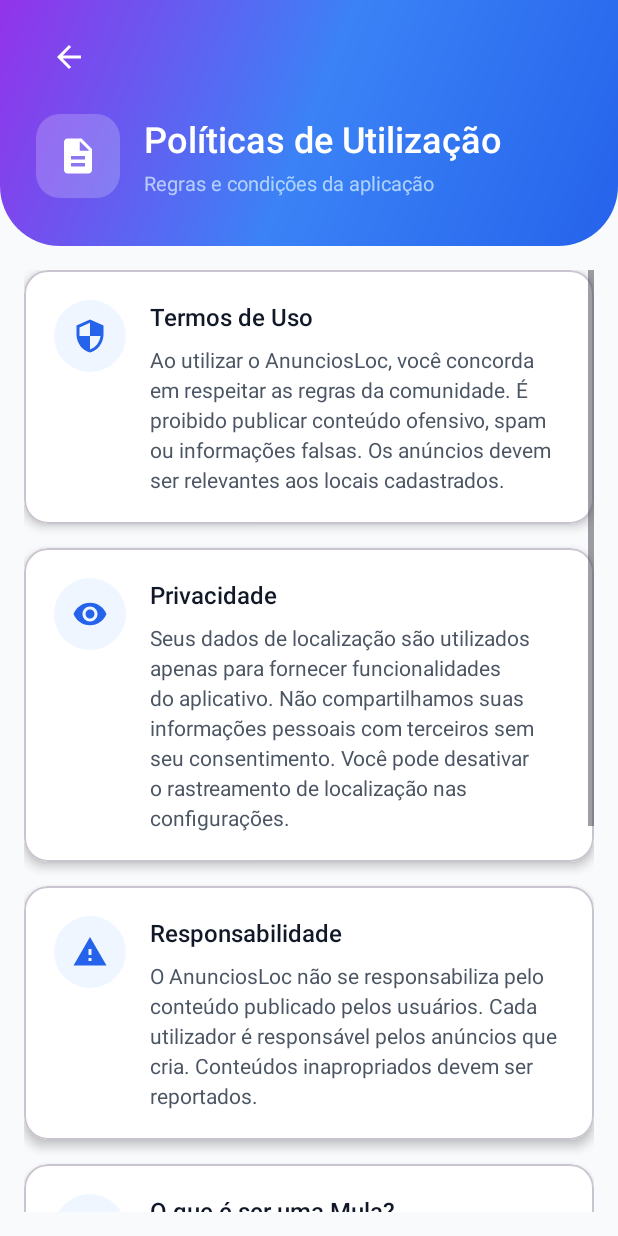
After one commit to angeamaro/AnunciosLoc, an Android app: the PoliciesActivity screen opened directly, with no data from a screen before it, on a phone screen of 412 x 824 dp. The commit adds this screen. Run offline under Robolectric (Android 15) with nearby library versions, the phone set to English and light mode, and no system bars.

Commit message:
tela de políticas atualizada

```diff
--- a/app/src/main/AndroidManifest.xml
+++ b/app/src/main/AndroidManifest.xml
@@ -93,6 +93,12 @@
             android:exported="false"
             android:parentActivityName=".activities.InterestsActivity" />
 
+        <!-- Policies Activity -->
+        <activity
+            android:name=".ui.view.activities.PoliciesActivity"
+            android:exported="false"
+            android:parentActivityName=".ui.view.MenuOptionsActivity" />
+
     </application>
 
 </manifest>
--- a/app/src/main/java/ao/co/isptec/aplm/anunciosloc/ui/view/MenuOptionsActivity.java
+++ b/app/src/main/java/ao/co/isptec/aplm/anunciosloc/ui/view/MenuOptionsActivity.java
@@ -12,6 +12,7 @@ import com.google.android.material.card.MaterialCardView;
 import ao.co.isptec.aplm.anunciosloc.MainActivity;
 import ao.co.isptec.aplm.anunciosloc.R;
 import ao.co.isptec.aplm.anunciosloc.activities.InterestsActivity;
+import ao.co.isptec.aplm.anunciosloc.ui.view.activities.PoliciesActivity;
 import ao.co.isptec.aplm.anunciosloc.utils.PreferencesHelper;
 
 /**
@@ -69,7 +70,8 @@ public class MenuOptionsActivity extends AppCompatActivity {
         });
 
         cardPoliticas.setOnClickListener(v -> {
-            Toast.makeText(this, "Políticas - Em desenvolvimento", Toast.LENGTH_SHORT).show();
+            Intent intent = new Intent(this, PoliciesActivity.class);
+            startActivity(intent);
         });
 
         cardSair.setOnClickListener(v -> {
--- /dev/null
+++ b/app/src/main/java/ao/co/isptec/aplm/anunciosloc/ui/view/activities/PoliciesActivity.java
@@ -0,0 +1,47 @@
+package ao.co.isptec.aplm.anunciosloc.ui.view.activities;
+
+import android.os.Bundle;
+import android.widget.ImageButton;
+
+import androidx.appcompat.app.AppCompatActivity;
+
+import ao.co.isptec.aplm.anunciosloc.R;
+
+/**
+ * Activity para exibir as políticas de utilização do aplicativo
+ * Inclui: Termos de Uso, Privacidade, Responsabilidade e explicação sobre Mulas
+ */
+public class PoliciesActivity extends AppCompatActivity {
+
+    private ImageButton btnBack;
+
+    @Override
+    protected void onCreate(Bundle savedInstanceState) {
+        super.onCreate(savedInstanceState);
+        setContentView(R.layout.activity_policies);
+
+        initViews();
+        setupListeners();
+    }
+
+    /**
+     * Inicializa as views
+     */
+    private void initViews() {
+        btnBack = findViewById(R.id.btnBack);
+    }
+
+    /**
+     * Configura os listeners
+     */
+    private void setupListeners() {
+        // Botão voltar
+        btnBack.setOnClickListener(v -> finish());
+    }
+
+    @Override
+    public void onBackPressed() {
+        super.onBackPressed();
+        finish();
+    }
+}
--- /dev/null
+++ b/app/src/main/res/drawable/bg_circle_blue_light.xml
@@ -0,0 +1,5 @@
+<?xml version="1.0" encoding="utf-8"?>
+<shape xmlns:android="http://schemas.android.com/apk/res/android"
+    android:shape="oval">
+    <solid android:color="@color/blue_50" />
+</shape>
--- /dev/null
+++ b/app/src/main/res/drawable/bg_white_20_rounded.xml
@@ -0,0 +1,6 @@
+<?xml version="1.0" encoding="utf-8"?>
+<shape xmlns:android="http://schemas.android.com/apk/res/android"
+    android:shape="rectangle">
+    <solid android:color="#33FFFFFF" />
+    <corners android:radius="16dp" />
+</shape>
--- /dev/null
+++ b/app/src/main/res/drawable/ic_description.xml
@@ -0,0 +1,10 @@
+<?xml version="1.0" encoding="utf-8"?>
+<vector xmlns:android="http://schemas.android.com/apk/res/android"
+    android:width="24dp"
+    android:height="24dp"
+    android:viewportWidth="24"
+    android:viewportHeight="24">
+    <path
+        android:fillColor="#000000"
+        android:pathData="M14,2L6,2c-1.1,0 -1.99,0.9 -1.99,2L4,20c0,1.1 0.89,2 1.99,2L18,22c1.1,0 2,-0.9 2,-2L20,8l-6,-6zM16,18L8,18v-2h8v2zM16,14L8,14v-2h8v2zM13,9L13,3.5L18.5,9L13,9z"/>
+</vector>
--- /dev/null
+++ b/app/src/main/res/drawable/ic_shield.xml
@@ -0,0 +1,10 @@
+<?xml version="1.0" encoding="utf-8"?>
+<vector xmlns:android="http://schemas.android.com/apk/res/android"
+    android:width="24dp"
+    android:height="24dp"
+    android:viewportWidth="24"
+    android:viewportHeight="24">
+    <path
+        android:fillColor="#000000"
+        android:pathData="M12,1L3,5v6c0,5.55 3.84,10.74 9,12 5.16,-1.26 9,-6.45 9,-12L21,5l-9,-4zM12,11.99h7c-0.53,4.12 -3.28,7.79 -7,8.94L12,12L5,12L5,6.3l7,-3.11v8.8z"/>
+</vector>
--- /dev/null
+++ b/app/src/main/res/drawable/ic_warning.xml
@@ -0,0 +1,10 @@
+<?xml version="1.0" encoding="utf-8"?>
+<vector xmlns:android="http://schemas.android.com/apk/res/android"
+    android:width="24dp"
+    android:height="24dp"
+    android:viewportWidth="24"
+    android:viewportHeight="24">
+    <path
+        android:fillColor="#000000"
+        android:pathData="M1,21h22L12,2 1,21zM13,18h-2v-2h2v2zM13,14h-2v-4h2v4z"/>
+</vector>
--- /dev/null
+++ b/app/src/main/res/layout/activity_policies.xml
@@ -0,0 +1,366 @@
+<?xml version="1.0" encoding="utf-8"?>
+<LinearLayout xmlns:android="http://schemas.android.com/apk/res/android"
+    xmlns:app="http://schemas.android.com/apk/res-auto"
+    android:layout_width="match_parent"
+    android:layout_height="match_parent"
+    android:orientation="vertical"
+    android:background="@color/gray_bg">
+
+    <!-- Header -->
+    <RelativeLayout
+        android:layout_width="match_parent"
+        android:layout_height="wrap_content"
+        android:background="@drawable/bg_gradient_blue_purple"
+        android:paddingStart="24dp"
+        android:paddingEnd="24dp"
+        android:paddingTop="16dp"
+        android:paddingBottom="32dp">
+
+        <!-- Botão Voltar -->
+        <ImageButton
+            android:id="@+id/btnBack"
+            android:layout_width="44dp"
+            android:layout_height="44dp"
+            android:background="?attr/selectableItemBackgroundBorderless"
+            android:src="@drawable/ic_arrow_back"
+            android:contentDescription="Voltar"
+            android:padding="10dp"
+            app:tint="@color/white"
+            android:layout_alignParentStart="true"
+            android:layout_alignParentTop="true" />
+
+        <!-- Conteúdo do Header -->
+        <LinearLayout
+            android:layout_width="match_parent"
+            android:layout_height="wrap_content"
+            android:layout_below="@id/btnBack"
+            android:layout_marginTop="16dp"
+            android:orientation="horizontal"
+            android:gravity="center_vertical">
+
+            <!-- Ícone -->
+            <FrameLayout
+                android:layout_width="56dp"
+                android:layout_height="56dp"
+                android:background="@drawable/bg_white_20_rounded">
+
+                <ImageView
+                    android:layout_width="28dp"
+                    android:layout_height="28dp"
+                    android:layout_gravity="center"
+                    android:src="@drawable/ic_description"
+                    app:tint="@color/white" />
+            </FrameLayout>
+
+            <!-- Textos -->
+            <LinearLayout
+                android:layout_width="0dp"
+                android:layout_height="wrap_content"
+                android:layout_weight="1"
+                android:layout_marginStart="16dp"
+                android:orientation="vertical">
+
+                <!-- Título -->
+                <TextView
+                    android:layout_width="wrap_content"
+                    android:layout_height="wrap_content"
+                    android:text="Políticas de Utilização"
+                    android:textColor="@color/white"
+                    android:textSize="24sp"
+                    android:fontFamily="sans-serif-medium" />
+
+                <!-- Subtítulo -->
+                <TextView
+                    android:layout_width="wrap_content"
+                    android:layout_height="wrap_content"
+                    android:layout_marginTop="4dp"
+                    android:text="Regras e condições da aplicação"
+                    android:textColor="#B3E0F7FF"
+                    android:textSize="13sp" />
+            </LinearLayout>
+        </LinearLayout>
+    </RelativeLayout>
+
+    <!-- Conteúdo ScrollView -->
+    <ScrollView
+        android:layout_width="match_parent"
+        android:layout_height="0dp"
+        android:layout_weight="1"
+        android:fillViewport="true"
+        android:padding="16dp">
+
+        <LinearLayout
+            android:layout_width="match_parent"
+            android:layout_height="wrap_content"
+            android:orientation="vertical">
+
+            <!-- Seção: Termos de Uso -->
+            <com.google.android.material.card.MaterialCardView
+                android:layout_width="match_parent"
+                android:layout_height="wrap_content"
+                android:layout_marginBottom="16dp"
+                app:cardCornerRadius="16dp"
+                app:cardElevation="4dp"
+                android:backgroundTint="@color/white">
+
+                <LinearLayout
+                    android:layout_width="match_parent"
+                    android:layout_height="wrap_content"
+                    android:orientation="horizontal"
+                    android:padding="20dp">
+
+                    <!-- Ícone -->
+                    <FrameLayout
+                        android:layout_width="48dp"
+                        android:layout_height="48dp"
+                        android:background="@drawable/bg_circle_blue_light">
+
+                        <ImageView
+                            android:layout_width="24dp"
+                            android:layout_height="24dp"
+                            android:layout_gravity="center"
+                            android:src="@drawable/ic_shield"
+                            app:tint="@color/blue_600" />
+                    </FrameLayout>
+
+                    <!-- Conteúdo -->
+                    <LinearLayout
+                        android:layout_width="0dp"
+                        android:layout_height="wrap_content"
+                        android:layout_weight="1"
+                        android:layout_marginStart="16dp"
+                        android:orientation="vertical">
+
+                        <TextView
+                            android:layout_width="wrap_content"
+                            android:layout_height="wrap_content"
+                            android:text="Termos de Uso"
+                            android:textColor="@color/gray_900"
+                            android:textSize="16sp"
+                            android:fontFamily="sans-serif-medium" />
+
+                        <TextView
+                            android:layout_width="wrap_content"
+                            android:layout_height="wrap_content"
+                            android:layout_marginTop="8dp"
+                            android:text="Ao utilizar o AnunciosLoc, você concorda em respeitar as regras da comunidade. É proibido publicar conteúdo ofensivo, spam ou informações falsas. Os anúncios devem ser relevantes aos locais cadastrados."
+                            android:textColor="@color/gray_600"
+                            android:textSize="14sp"
+                            android:lineSpacingExtra="4dp" />
+                    </LinearLayout>
+                </LinearLayout>
+            </com.google.android.material.card.MaterialCardView>
+
+            <!-- Seção: Privacidade -->
+            <com.google.android.material.card.MaterialCardView
+                android:layout_width="match_parent"
+                android:layout_height="wrap_content"
+                android:layout_marginBottom="16dp"
+                app:cardCornerRadius="16dp"
+                app:cardElevation="4dp"
+                android:backgroundTint="@color/white">
+
+                <LinearLayout
+                    android:layout_width="match_parent"
+                    android:layout_height="wrap_content"
+                    android:orientation="horizontal"
+                    android:padding="20dp">
+
+                    <FrameLayout
+                        android:layout_width="48dp"
+                        android:layout_height="48dp"
+                        android:background="@drawable/bg_circle_blue_light">
+
+                        <ImageView
+                            android:layout_width="24dp"
+                            android:layout_height="24dp"
+                            android:layout_gravity="center"
+                            android:src="@drawable/ic_visibility"
+                            app:tint="@color/blue_600" />
+                    </FrameLayout>
+
+                    <LinearLayout
+                        android:layout_width="0dp"
+                        android:layout_height="wrap_content"
+                        android:layout_weight="1"
+                        android:layout_marginStart="16dp"
+                        android:orientation="vertical">
+
+                        <TextView
+                            android:layout_width="wrap_content"
+                            android:layout_height="wrap_content"
+                            android:text="Privacidade"
+                            android:textColor="@color/gray_900"
+                            android:textSize="16sp"
+                            android:fontFamily="sans-serif-medium" />
+
+                        <TextView
+                            android:layout_width="wrap_content"
+                            android:layout_height="wrap_content"
+                            android:layout_marginTop="8dp"
+                            android:text="Seus dados de localização são utilizados apenas para fornecer funcionalidades do aplicativo. Não compartilhamos suas informações pessoais com terceiros sem seu consentimento. Você pode desativar o rastreamento de localização nas configurações."
+                            android:textColor="@color/gray_600"
+                            android:textSize="14sp"
+                            android:lineSpacingExtra="4dp" />
+                    </LinearLayout>
+                </LinearLayout>
+            </com.google.android.material.card.MaterialCardView>
+
+            <!-- Seção: Responsabilidade -->
+            <com.google.android.material.card.MaterialCardView
+                android:layout_width="match_parent"
+                android:layout_height="wrap_content"
+                android:layout_marginBottom="16dp"
+                app:cardCornerRadius="16dp"
+                app:cardElevation="4dp"
+                android:backgroundTint="@color/white">
+
+                <LinearLayout
+                    android:layout_width="match_parent"
+                    android:layout_height="wrap_content"
+                    android:orientation="horizontal"
+                    android:padding="20dp">
+
+                    <FrameLayout
+                        android:layout_width="48dp"
+                        android:layout_height="48dp"
+                        android:background="@drawable/bg_circle_blue_light">
+
+                        <ImageView
+                            android:layout_width="24dp"
+                            android:layout_height="24dp"
+                            android:layout_gravity="center"
+                            android:src="@drawable/ic_warning"
+                            app:tint="@color/blue_600" />
+                    </FrameLayout>
+
+                    <LinearLayout
+                        android:layout_width="0dp"
+                        android:layout_height="wrap_content"
+                        android:layout_weight="1"
+                        android:layout_marginStart="16dp"
+                        android:orientation="vertical">
+
+                        <TextView
+                            android:layout_width="wrap_content"
+                            android:layout_height="wrap_content"
+                            android:text="Responsabilidade"
+                            android:textColor="@color/gray_900"
+                            android:textSize="16sp"
+                            android:fontFamily="sans-serif-medium" />
+
+                        <TextView
+                            android:layout_width="wrap_content"
+                            android:layout_height="wrap_content"
+                            android:layout_marginTop="8dp"
+                            android:text="O AnunciosLoc não se responsabiliza pelo conteúdo publicado pelos usuários. Cada utilizador é responsável pelos anúncios que cria. Conteúdos inapropriados devem ser reportados."
+                            android:textColor="@color/gray_600"
+                            android:textSize="14sp"
+                            android:lineSpacingExtra="4dp" />
+                    </LinearLayout>
+                </LinearLayout>
+            </com.google.android.material.card.MaterialCardView>
+
+            <!-- Seção: O que é ser uma Mula? -->
+            <com.google.android.material.card.MaterialCardView
+                android:layout_width="match_parent"
+                android:layout_height="wrap_content"
+                android:layout_marginBottom="16dp"
+                app:cardCornerRadius="16dp"
+                app:cardElevation="4dp"
+                android:backgroundTint="@color/white">
+
+                <LinearLayout
+                    android:layout_width="match_parent"
+                    android:layout_height="wrap_content"
+                    android:orientation="horizontal"
+                    android:padding="20dp">
+
+                    <FrameLayout
+                        android:layout_width="48dp"
+                        android:layout_height="48dp"
+                        android:background="@drawable/bg_circle_blue_light">
+
+                        <ImageView
+                            android:layout_width="24dp"
+                            android:layout_height="24dp"
+                            android:layout_gravity="center"
+                            android:src="@drawable/ic_description"
+                            app:tint="@color/blue_600" />
+                    </FrameLayout>
+
+                    <LinearLayout
+                        android:layout_width="0dp"
+                        android:layout_height="wrap_content"
+                        android:layout_weight="1"
+                        android:layout_marginStart="16dp"
+                        android:orientation="vertical">
+
+                        <TextView
+                            android:layout_width="wrap_content"
+                            android:layout_height="wrap_content"
+                            android:text="O que é ser uma Mula?"
+                            android:textColor="@color/gray_900"
+                            android:textSize="16sp"
+                            android:fontFamily="sans-serif-medium" />
+
+                        <TextView
+                            android:layout_width="wrap_content"
+                            android:layout_height="wrap_content"
+                            android:layout_marginTop="8dp"
+                            android:text="Uma &quot;Mula&quot; no AnunciosLoc é um utilizador que auxilia na distribuição descentralizada de anúncios. Ao ativar esta funcionalidade nas definições, você permite que seu dispositivo atue como ponto de retransmissão, ajudando a levar anúncios até locais onde não há conectividade direta.\n\nEsta função é opcional, pode ser desativada a qualquer momento, e ajuda a melhorar a cobertura e alcance dos anúncios na rede. Seu dispositivo apenas retransmite dados encriptados, mantendo sua privacidade e segurança."
+                            android:textColor="@color/gray_600"
+                            android:textSize="14sp"
+                            android:lineSpacingExtra="4dp" />
+                    </LinearLayout>
+                </LinearLayout>
+            </com.google.android.material.card.MaterialCardView>
+
+            <!-- Informações de Versão -->
+            <com.google.android.material.card.MaterialCardView
+                android:layout_width="match_parent"
+                android:layout_height="wrap_content"
+                android:layout_marginBottom="16dp"
+                app:cardCornerRadius="16dp"
+                app:cardElevation="2dp"
+                app:strokeColor="@color/blue_500"
+                app:strokeWidth="1dp"
+                android:backgroundTint="@color/blue_50">
+
+                <LinearLayout
+                    android:layout_width="match_parent"
+                    android:layout_height="wrap_content"
+                    android:orientation="vertical"
+                    android:padding="20dp">
+
+                    <TextView
+                        android:layout_width="wrap_content"
+                        android:layout_height="wrap_content"
+                        android:text="Versão 1.0"
+                        android:textColor="@color/blue_700"
+                        android:textSize="14sp"
+                        android:fontFamily="sans-serif-medium" />
+
+                    <TextView
+                        android:layout_width="wrap_content"
+                        android:layout_height="wrap_content"
+                        android:layout_marginTop="4dp"
+                        android:text="Última atualização: 06 de Novembro de 2025"
+                        android:textColor="@color/blue_600"
+                        android:textSize="12sp" />
+
+                    <TextView
+                        android:layout_width="wrap_content"
+                        android:layout_height="wrap_content"
+                        android:layout_marginTop="12dp"
+                        android:text="Para dúvidas ou sugestões, entre em contato através do email: suporte@anunciosloc.pt"
+                        android:textColor="@color/gray_600"
+                        android:textSize="12sp"
+                        android:lineSpacingExtra="2dp" />
+                </LinearLayout>
+            </com.google.android.material.card.MaterialCardView>
+
+        </LinearLayout>
+    </ScrollView>
+
+</LinearLayout>
--- a/app/src/main/res/values/colors.xml
+++ b/app/src/main/res/values/colors.xml
@@ -6,9 +6,9 @@
 
     <!-- Azul (Primary) -->
     <color name="blue_50">#EFF6FF</color>
+    <color name="blue_400">#60A5FA</color>
+    <color name="blue_500">#3B82F6</color>
     <color name="blue_600">#2563EB</color>
-    <color name="blue_500">#3B82F6</color>
-    <color name="blue_400">#60A5FA</color>
     <color name="blue_700">#1D4ED8</color>
     <color name="blue_900">#1E3A8A</color>
 
```
